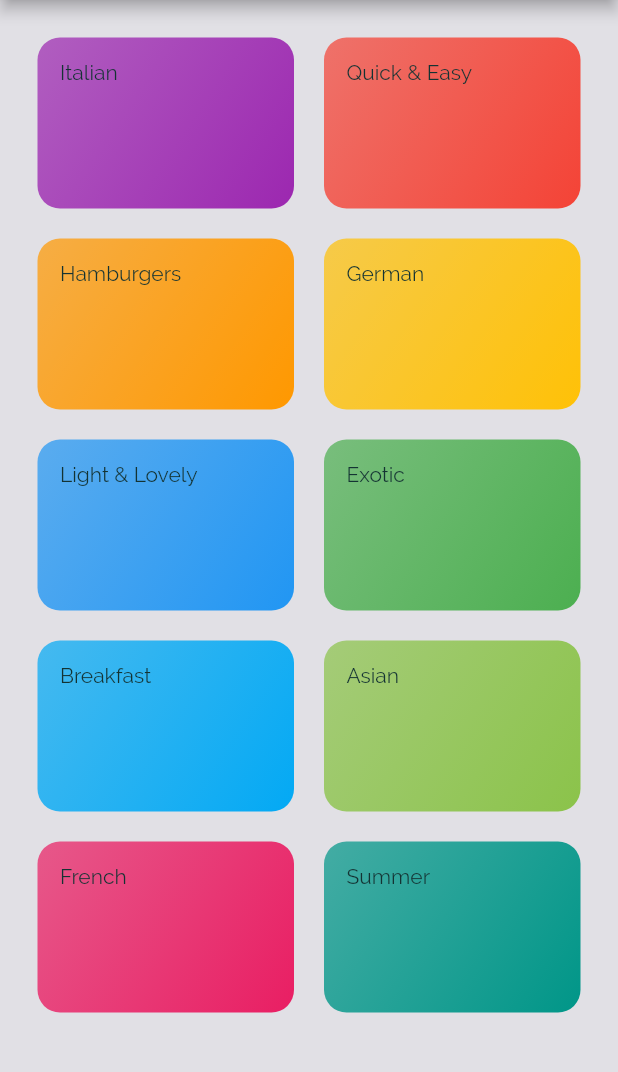
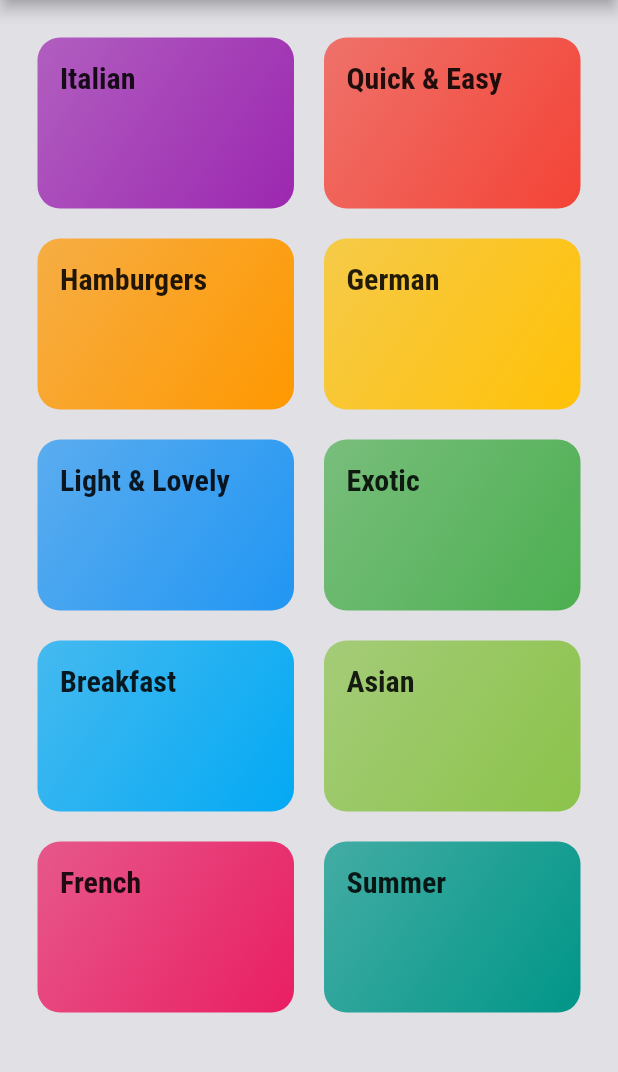
Before and after one commit to Petar81/Serbian-Recipes, a Flutter app: the screen it shows after launch, on a phone screen of 412 x 824 dp, the part 84-1156 px from its top. Run offline on Flutter 3.47's test engine with Material 2 defaults, Android fonts, the phone set to English and light mode, and no system bars.

Commit message:
assign new font styles to category items

```diff
--- a/lib/category_item.dart
+++ b/lib/category_item.dart
@@ -10,7 +10,10 @@ class CategoryItem extends StatelessWidget {
   Widget build(BuildContext context) {
     return Container(
       padding: const EdgeInsets.all(15),
-      child: Text(title),
+      child: Text(
+        title,
+        style: Theme.of(context).textTheme.subtitle1,
+      ),
       decoration: BoxDecoration(
         gradient: LinearGradient(
             colors: [color.withOpacity(0.7), color],
--- a/lib/main.dart
+++ b/lib/main.dart
@@ -36,8 +36,9 @@ class MyApp extends StatelessWidget {
                 color: Color.fromRGBO(20, 51, 51, 1),
               ),
               subtitle1: const TextStyle(
-                fontSize: 24,
+                fontSize: 20,
                 fontFamily: 'RobotoCondensed',
+                fontWeight: FontWeight.bold,
               ),
             ),
       ),
```
